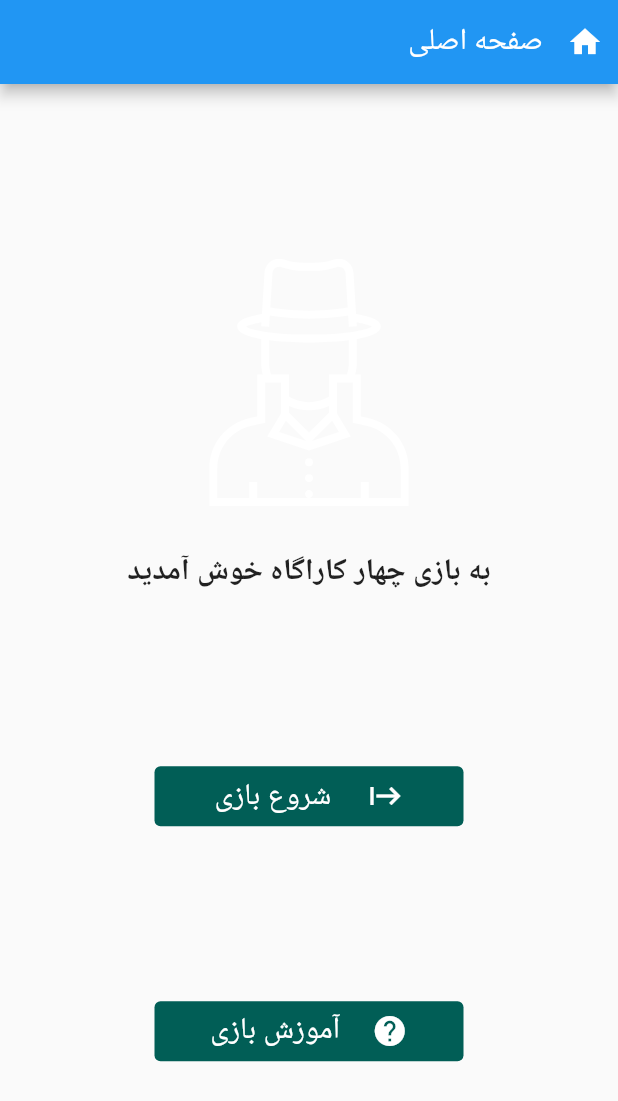
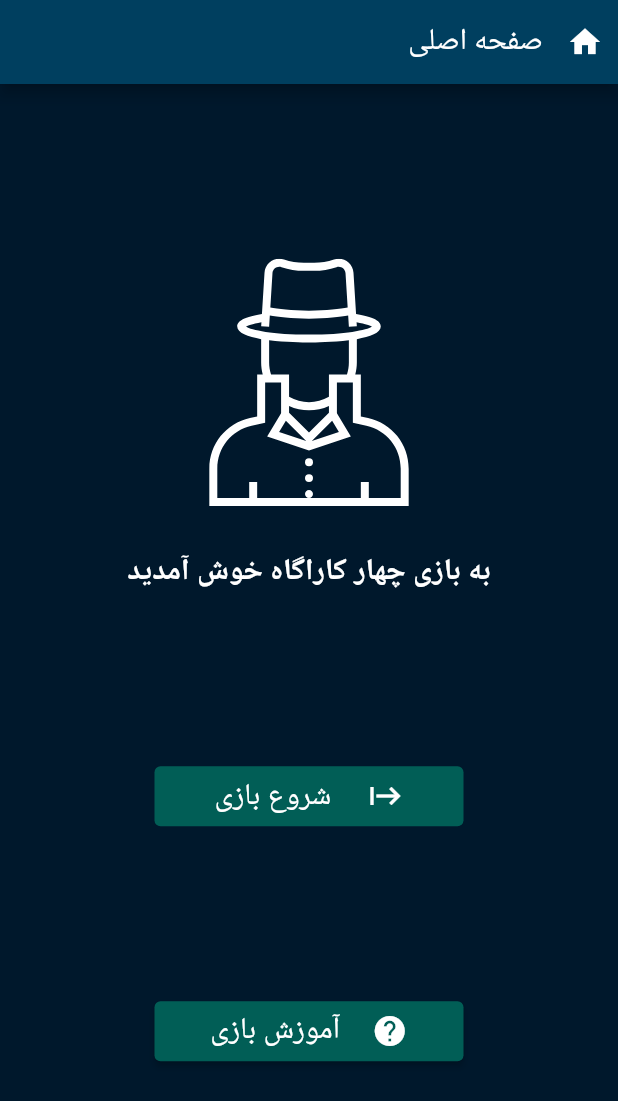
Before and after one commit to HeidariSina/4-Detective, a Flutter app: the screen it shows after launch, on a phone screen of 412 x 824 dp. Shown: the top 1101 px of the screen. Run offline on Flutter 3.47's test engine with Material 2 defaults, Android fonts, the phone set to English and light mode, and no system bars; our stand-ins replace flutter_svg.

Commit message:
Modify Theme

```diff
--- /dev/null
+++ b/lib/theme/theme.dart
@@ -0,0 +1,13 @@
+import 'package:flutter/material.dart';
+
+class MainTheme {
+  ThemeData themeData = ThemeData(
+    appBarTheme: const AppBarTheme(
+      backgroundColor: Color.fromARGB(255, 0, 63, 95),
+      titleTextStyle: TextStyle(color: Colors.white),
+      iconTheme: IconThemeData(color: Colors.white),
+    ),
+    brightness: Brightness.dark,
+    scaffoldBackgroundColor: const Color.fromARGB(255, 0, 24, 44),
+  );
+}
```
Also changed, not shown: lib/pages/fisrtpage.dart (+8 -1 lines), lib/pages/help.dart (added, +42 -0 lines).
